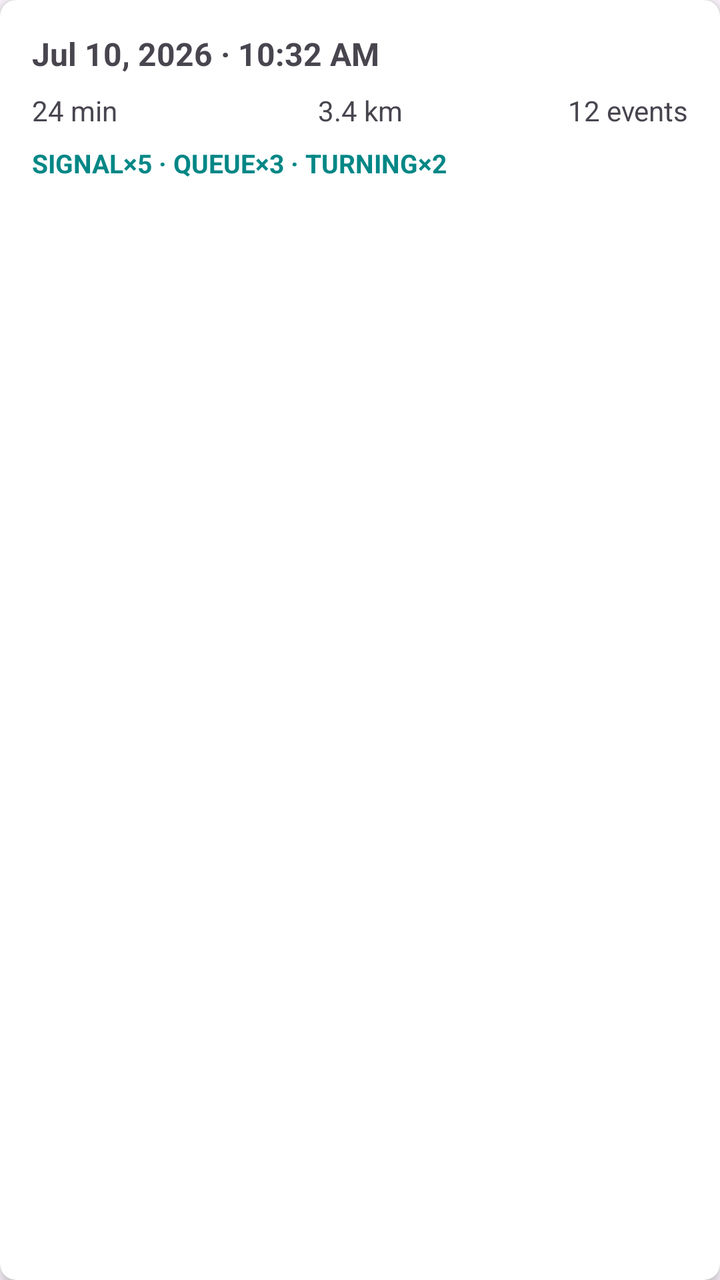
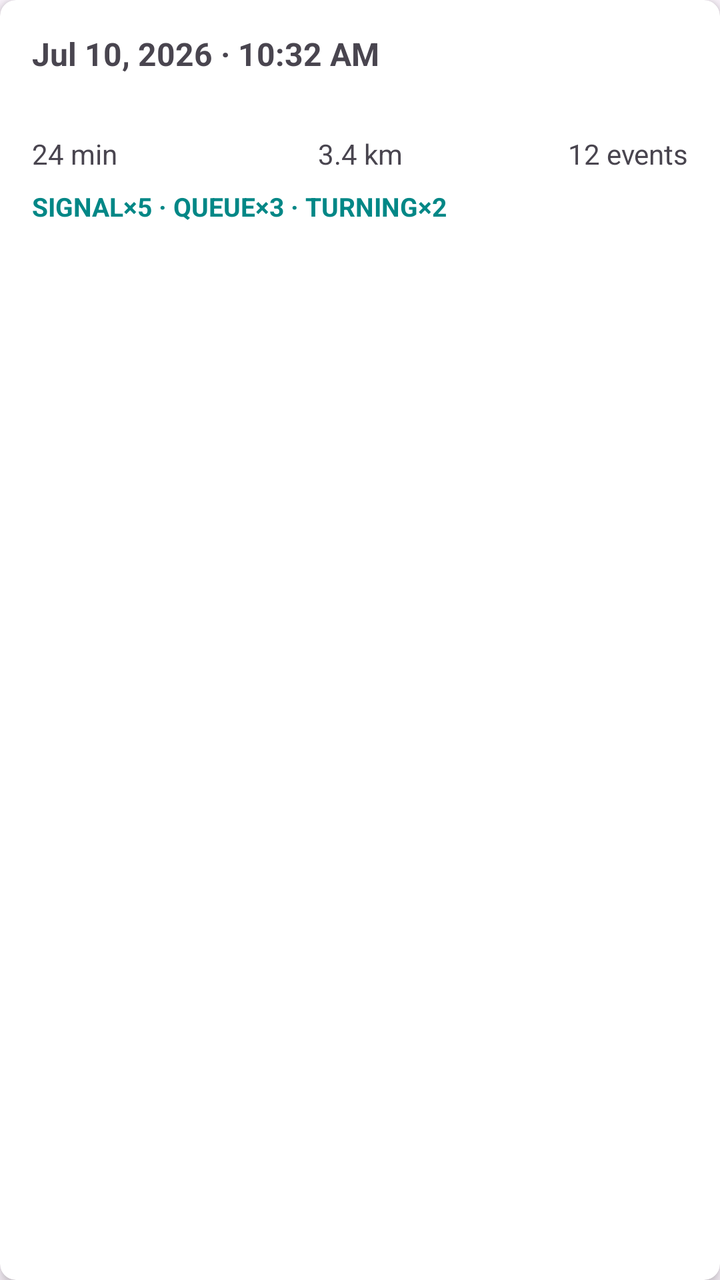

Two renders of the same Android screen: before a commit and after it. Below are the layout's source before the change and the commit's diff.
<!-- AndroidManifest.xml: application theme Theme.RoadLog -->
<!-- res/layout/item_trip.xml -->
<?xml version="1.0" encoding="utf-8"?>
<androidx.cardview.widget.CardView xmlns:android="http://schemas.android.com/apk/res/android"
    xmlns:app="http://schemas.android.com/apk/res-auto"
    android:layout_width="match_parent"
    android:layout_height="wrap_content"
    android:layout_margin="8dp"
    app:cardCornerRadius="8dp"
    app:cardElevation="4dp">

    <LinearLayout
        android:layout_width="match_parent"
        android:layout_height="wrap_content"
        android:orientation="vertical"
        android:padding="16dp">

        <TextView
            android:id="@+id/tripDateText"
            android:layout_width="match_parent"
            android:layout_height="wrap_content"
            android:text="Jul 10, 2026 · 10:32 AM"
            android:textSize="16sp"
            android:textStyle="bold" />

        <LinearLayout
            android:layout_width="match_parent"
            android:layout_height="wrap_content"
            android:layout_marginTop="8dp"
            android:orientation="horizontal">

            <TextView
                android:id="@+id/tripDurationText"
                android:layout_width="0dp"
                android:layout_height="wrap_content"
                android:layout_weight="1"
                android:text="24 min"
                android:textSize="14sp" />

            <TextView
                android:id="@+id/tripDistanceText"
                android:layout_width="0dp"
                android:layout_height="wrap_content"
                android:layout_weight="1"
                android:gravity="center"
                android:text="3.4 km"
                android:textSize="14sp" />

            <TextView
                android:id="@+id/tripEventsText"
                android:layout_width="0dp"
                android:layout_height="wrap_content"
                android:layout_weight="1"
                android:gravity="end"
                android:text="12 events"
                android:textSize="14sp" />
        </LinearLayout>

        <TextView
            android:id="@+id/tripBreakdownText"
            android:layout_width="match_parent"
            android:layout_height="wrap_content"
            android:layout_marginTop="8dp"
            android:text="SIGNAL×5 · QUEUE×3 · TURNING×2"
            android:textColor="@color/teal_700"
            android:textSize="13sp"
            android:textStyle="bold" />
    </LinearLayout>
</androidx.cardview.widget.CardView>
<!-- resources referenced by this layout -->
<resources>
  <color name="teal_700">#FF018786</color>
  <style name="Theme.RoadLog" parent="Theme.Material3.DayNight.NoActionBar">
          <item name="colorPrimary">@color/purple_500</item>
          <item name="colorPrimaryVariant">@color/purple_700</item>
          <item name="colorOnPrimary">@color/white</item>
          <item name="colorSecondary">@color/teal_200</item>
          <item name="colorSecondaryVariant">@color/teal_700</item>
          <item name="android:statusBarColor">@color/purple_700</item>
      </style>
  <color name="purple_500">#FF6200EE</color>
  <color name="purple_700">#FF3700B3</color>
  <color name="white">#FFFFFFFF</color>
  <color name="teal_200">#FF03DAC5</color>
</resources>

<!-- the commit's change to res/layout/item_trip.xml (unified diff, before → after) -->
@@ -20,6 +20,13 @@
             android:text="Jul 10, 2026 · 10:32 AM"
             android:textSize="16sp"
             android:textStyle="bold" />
+
+        <TextView
+            android:id="@+id/tripResearchText"
+            android:layout_width="match_parent"
+            android:layout_height="wrap_content"
+            android:layout_marginTop="4dp"
+            android:textSize="13sp" />
 
         <LinearLayout
             android:layout_width="match_parent"
